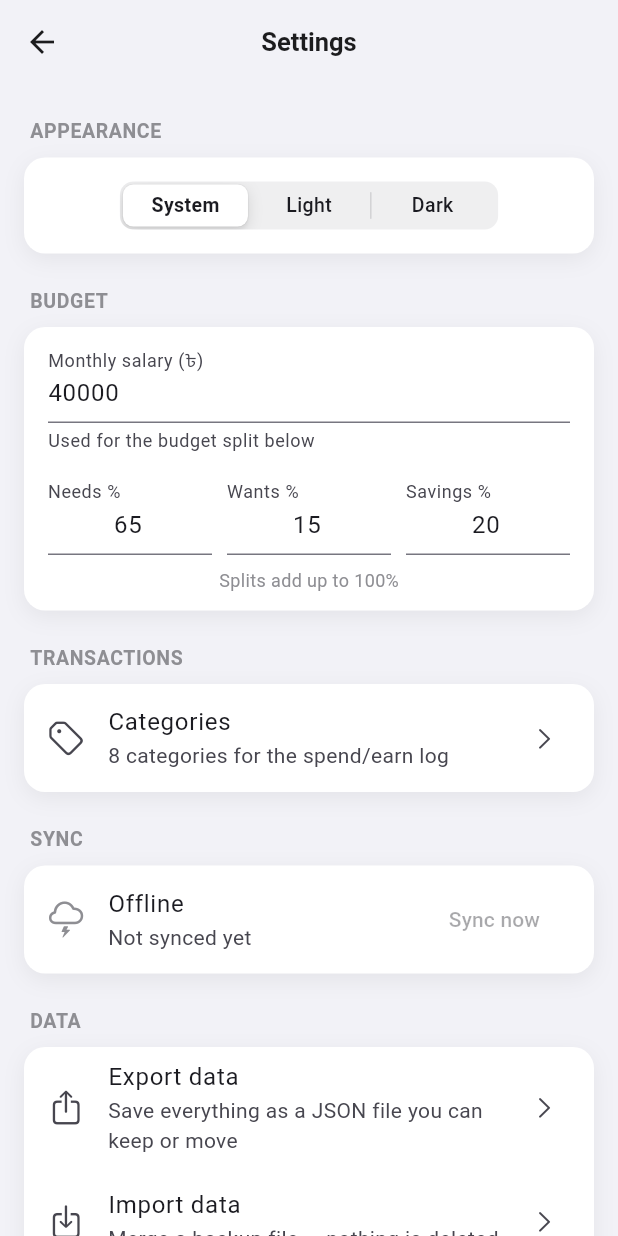
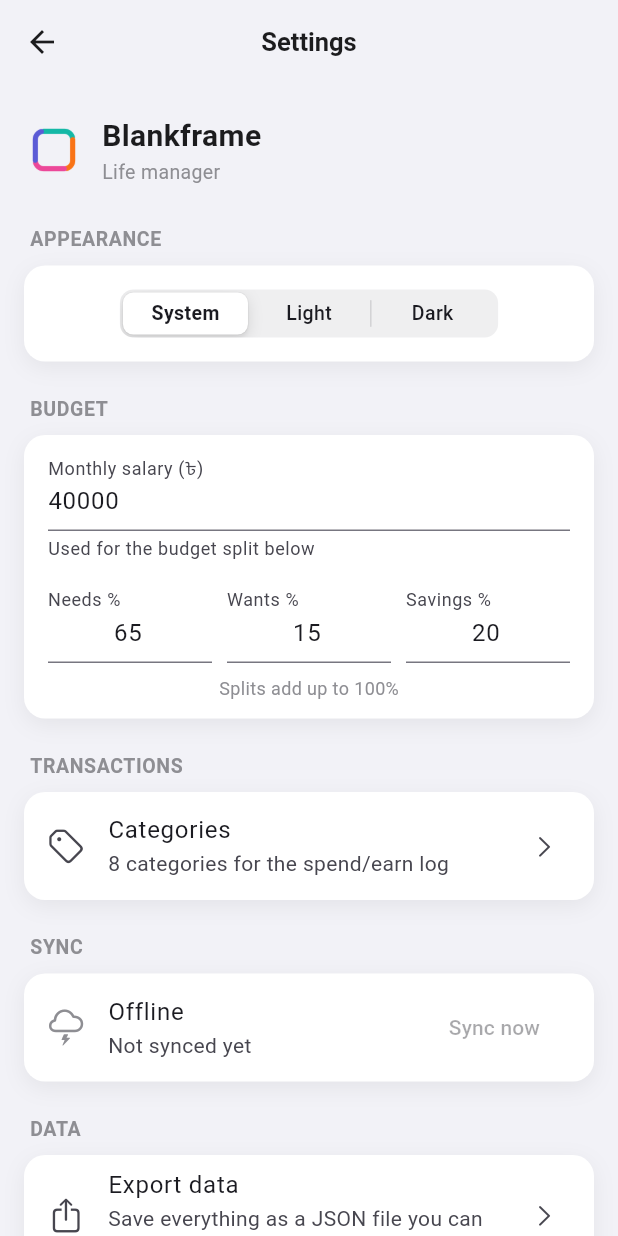
Before and after one commit to blankframe-tech/life-manager, a Flutter app: the SettingsScreen screen opened directly, on a phone screen of 412 x 824 dp. Run offline on Flutter 3.47's test engine with Material 3 defaults, Android fonts, the phone set to English and light mode, and no system bars; our stand-ins replace fl_chart, flutter_riverpod, flutter_secure_storage, google_sign_in, isar_community, local_auth and 3 more; missing offline and left inert: file_selector; accounts and stored records are empty; generated files the repository leaves out were written again.

Commit message:
Give the app a logo and real launcher icons
Blankframe had no mark of its own and still shipped the default Flutter
launcher icon. Adds assets/brand/logo.svg — a rounded open frame whose four
segments carry the section accents already used in app_theme (teal, orange,
pink, indigo), with the centre left empty for the name.

Rendered to resolution-aware PNGs for in-app use (shown in the Settings
header) and to an opaque dark-ground variant for the Android mipmaps and the
iOS AppIcon set. The icon PNGs are written without an alpha channel, which
App Store validation requires.

Co-Authored-By: Claude Opus 5 <noreply@anthropic.com>

```diff
--- a/lib/screens/settings_screen.dart
+++ b/lib/screens/settings_screen.dart
@@ -65,6 +65,30 @@ class _SettingsScreenState extends ConsumerState<SettingsScreen> {
       body: ListView(
         padding: const EdgeInsets.only(bottom: 32),
         children: [
+          Padding(
+            padding: const EdgeInsets.fromLTRB(16, 20, 16, 4),
+            child: Row(
+              children: [
+                Image.asset('assets/brand/logo.png',
+                    width: 40, height: 40, filterQuality: FilterQuality.medium),
+                const SizedBox(width: 12),
+                Column(
+                  crossAxisAlignment: CrossAxisAlignment.start,
+                  mainAxisSize: MainAxisSize.min,
+                  children: [
+                    Text('Blankframe',
+                        style: TextStyle(
+                          fontSize: 20,
+                          fontWeight: FontWeight.w700,
+                          color: c.ink,
+                        )),
+                    Text('Life manager',
+                        style: TextStyle(fontSize: 13, color: c.inkSub)),
+                  ],
+                ),
+              ],
+            ),
+          ),
           groupHeader(context, 'Appearance'),
           cardGroup(context, [
             Padding(
--- a/pubspec.yaml
+++ b/pubspec.yaml
@@ -52,3 +52,4 @@ flutter:
   uses-material-design: true
   assets:
     - assets/seed/
+    - assets/brand/
```
Also changed, not shown: assets/brand/2.0x/logo.png (added), assets/brand/3.0x/logo.png (added), assets/brand/icon.svg (added), assets/brand/logo.png (added), assets/brand/logo.svg (added), 20 other files.
